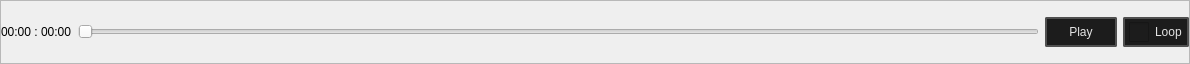
Above: src/soundevent_editor/audio_player.ui from dertwist/Hammer5Tools before the change. Below: the same form after it.
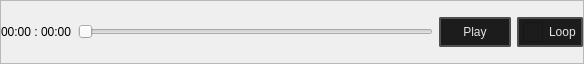
That is the form after the change. Icons and pictures are not drawn.

Commit message: audio player removed fixed width. Batchcreator added varialbes to the context menu

```diff
--- a/src/soundevent_editor/audio_player.ui
+++ b/src/soundevent_editor/audio_player.ui
@@ -6,13 +6,13 @@
    <rect>
     <x>0</x>
     <y>0</y>
-    <width>1190</width>
+    <width>584</width>
     <height>64</height>
    </rect>
   </property>
   <property name="minimumSize">
    <size>
-    <width>512</width>
+    <width>128</width>
     <height>0</height>
    </size>
   </property>
```
The commit also changes 6 other files.
